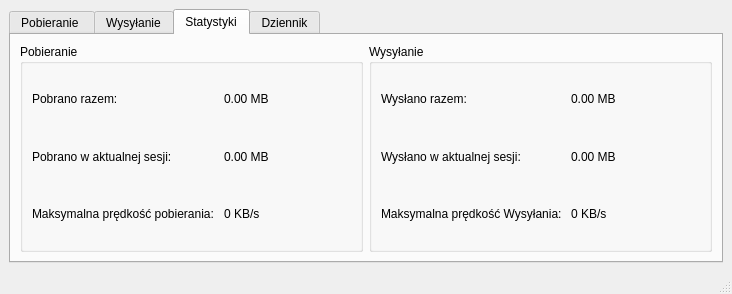
Old version of the form src/moor_gui/src/qmoorie.ui in the repository cykus/moorie.
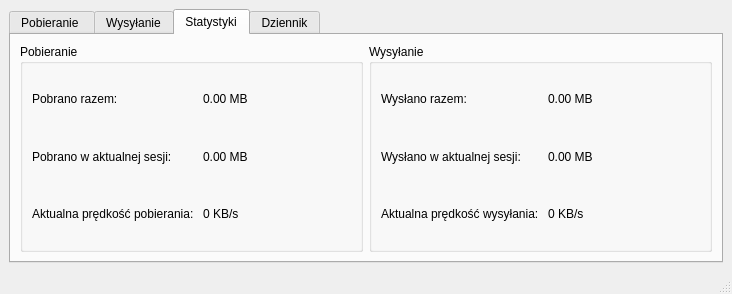
New version of the form. The open tabs and pages were chosen to show the change.

Commit message: literówka ;d

```diff
--- a/src/moor_gui/src/qmoorie.ui
+++ b/src/moor_gui/src/qmoorie.ui
@@ -80,7 +80,7 @@
              <item row="3" column="0">
               <widget class="QLabel" name="label_2">
                <property name="text">
-                <string>Maksymalna prędkość pobierania: </string>
+                <string>Aktualna prędkość pobierania: </string>
                </property>
               </widget>
              </item>
@@ -135,7 +135,7 @@
              <item row="3" column="0">
               <widget class="QLabel" name="label_3">
                <property name="text">
-                <string>Maksymalna prędkość Wysyłania: </string>
+                <string>Aktualna prędkość wysyłania: </string>
                </property>
               </widget>
              </item>
```
